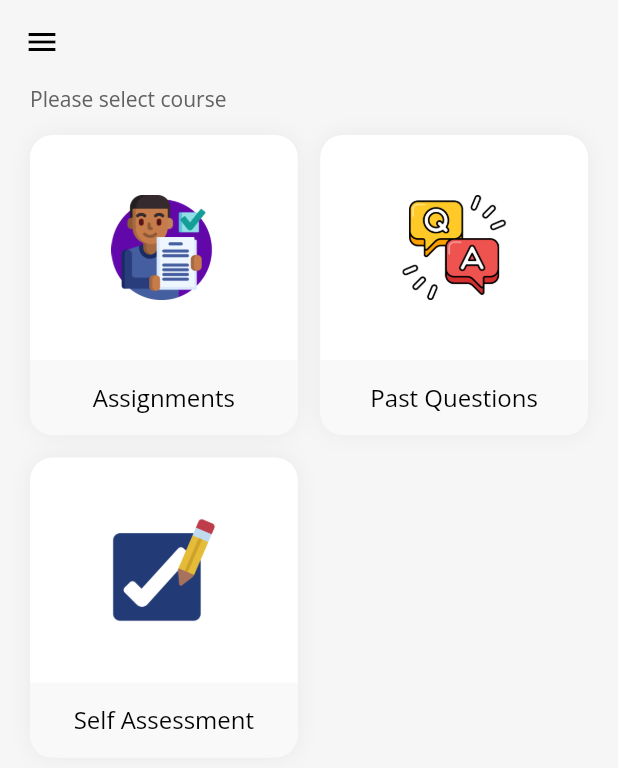
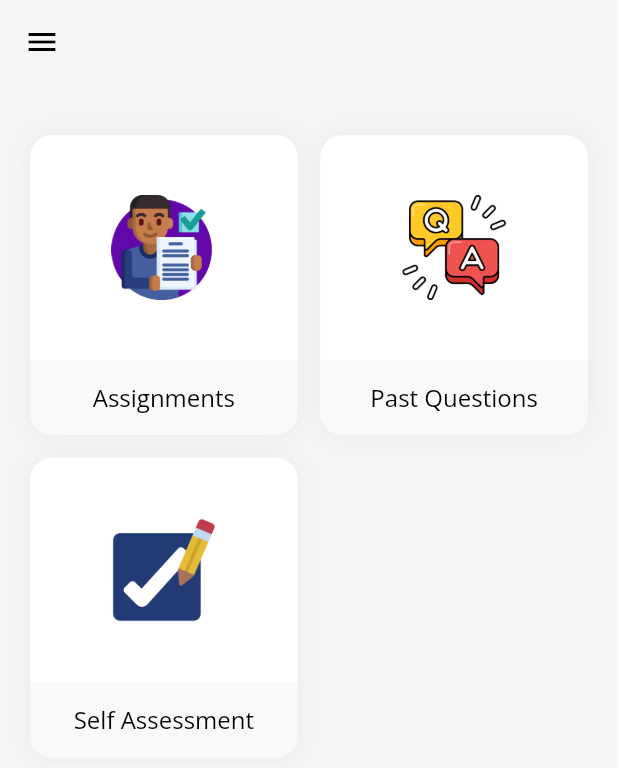
Before and after one commit to Katondev/tlmsgh_app, a Flutter app: the PracticePagePhone screen opened directly with empty values, on a phone screen of 412 x 824 dp. Shown: the top 768 px of the screen. Run offline on Flutter 3.47's test engine with Material 2 defaults, Android fonts, the phone set to English and light mode, and no system bars; our stand-ins replace cached_network_image, chewie, connectivity_plus, device_info_plus, dio, emoji_picker_flutter and 22 more; missing offline and left inert: flutter_cached_pdfview, flutter_device_type, flutter_inappwebview, in_app_update, move_to_background and 6 more; accounts and stored records are empty; network calls fail; project files that could hold a hidden picture were left out.

Commit message:
course_name_replace_subject

```diff
--- a/lib/screens/library_page/library_mobile.dart
+++ b/lib/screens/library_page/library_mobile.dart
@@ -80,6 +80,7 @@
                                       ...List.generate(
                                           ePrv.listOfSubject.length, (index) {
                                         var data = ePrv.listOfSubject[index];
+
                                         return Column(
                                           children: [
                                             GestureDetector(
--- a/lib/screens/library_page/widget/expansion_widget.dart
+++ b/lib/screens/library_page/widget/expansion_widget.dart
@@ -58,7 +58,8 @@
             flex: 10,
             child: Text(
               title,
-               overflow: TextOverflow.ellipsis,
+              maxLines: 3,
+              // overflow: TextOverflow.ellipsis,
               style: AppTextStyle.normalRegular16
                   .copyWith(fontWeight: FontWeight.w400, color: AppColors.black),
             ),
--- a/lib/screens/practice/assignment/practice_assignment_mobile.dart
+++ b/lib/screens/practice/assignment/practice_assignment_mobile.dart
@@ -73,7 +73,7 @@
                             CommonAppBar2(
                               isshowback: true,
                               title: widget.arguments.title,
-                              description: "${args.toString()} Language",
+                              description: "${args.toString()}",
                             ),
                             customHeight(15),
                             Expanded(
--- a/lib/screens/practice/controller/practice_prv.dart
+++ b/lib/screens/practice/controller/practice_prv.dart
@@ -188,13 +188,14 @@
       _setLoading(true);
       log("-------------");
       String id = await subCategoryName;
+      int uid = AppPreference().getInt(PreferencesKey.uId);
       await ApiService.instance.get(ApiRoutes.Subassignment, queryParameters: {
-      "tc_id":AppPreference().getString(PreferencesKey.tpId),
+      "tc_id":uid,
       "userType":AppPreference().getString(PreferencesKey.uType),
       "asn_category":AppPreference().getString(PreferencesKey.level),
        "asn_subCategory": id
       }).then((value) {
-        print("model-----1-${subCategoryName.toString()}");
+        print("model---ddd--1-${uid}");
         assignmentModel = AssignmentModel.fromJson(value.data);
         print("model-----2-$assignmentModel");
       });
--- a/lib/screens/practice/past_questions/past_questions_mobile.dart
+++ b/lib/screens/practice/past_questions/past_questions_mobile.dart
@@ -72,7 +72,7 @@
                               CommonAppBar2(
                                 isshowback: true,
                                 title: widget.arguments.title,
-                                description: "${args.toString()} Language",
+                                description: "${args.toString()}",
                               ),
                               customHeight(15),
                               Expanded(
--- a/lib/screens/practice/past_questions/past_questions_tablet.dart
+++ b/lib/screens/practice/past_questions/past_questions_tablet.dart
@@ -53,7 +53,7 @@
                             CommonAppBar2(
                                 isshowback: true,
                                 title: widget.arguments.title,
-                                description: "${args.toString()} Language"),
+                                description: "${args.toString()}"),
                             customHeight(15),
                             Expanded(
                               child: Container(
--- a/lib/screens/practice/practice_subject/practice_subject_mobile.dart
+++ b/lib/screens/practice/practice_subject/practice_subject_mobile.dart
@@ -148,7 +148,7 @@
                                                         "Teacher") {
                                                       if (ePrv.selectedPractice ==
                                                           0) {
-                                                             navigatorKey
+                                                            navigatorKey
                                                             .currentState
                                                             ?.pushNamed(
                                                           RoutesConst
--- a/lib/screens/practice/student/practice_phone.dart
+++ b/lib/screens/practice/student/practice_phone.dart
@@ -59,7 +59,7 @@
                     // ),
                     // h4,
                     Text(
-                      "Please select course",
+                      "",
                       style: AppTextStyle.normalRegular14.copyWith(
                         color: AppColors.textgrey,
                       ),
--- a/lib/screens/self_assessment/self_assesment_mobile.dart
+++ b/lib/screens/self_assessment/self_assesment_mobile.dart
@@ -59,7 +59,7 @@
                   child: CommonAppBar2(
                     isshowback: true,
                     title: arguments.title.toString(),
-                    description: "${args.toString()} Language",
+                    description: "${args.toString()}",
                   ),
                 ),
                 // customHeight(15),
--- a/lib/utils/Routes/student_route_arguments.dart
+++ b/lib/utils/Routes/student_route_arguments.dart
@@ -12,7 +12,7 @@
             description: "notification_news_books".tr);
       case RoutesConst.eLearning:
         return Arguments(
-            title: "library".tr, description: "Please select course".tr);
+            title: "library".tr, description: "Please select subject".tr);
       case RoutesConst.libraryeBooks:
         return Arguments(title: "E books".tr, description: "E books".tr);
       case RoutesConst.libraryvideo:
@@ -89,7 +89,7 @@
       case RoutesConst.practiceSubject:
         return Arguments(
             title: "Practice Subject".tr,
-            description: "Please select course".tr);
+            description: "Please select subject".tr);
       case RoutesConst.assignmentDetails:
         return Arguments(title: "practice".tr, description: "practice".tr);
       case RoutesConst.calender:
--- a/lib/utils/Routes/teacher_route_arguments.dart
+++ b/lib/utils/Routes/teacher_route_arguments.dart
@@ -28,7 +28,7 @@
       case RoutesConst.eLearning:
         return Arguments(
           title: "Teaching Materials".tr,
-          description: "Please select books".tr,
+          description: "Please select subject".tr,
         );
       case RoutesConst.connect:
         return Arguments(
@@ -114,7 +114,7 @@
       case RoutesConst.practiceSubject:
         return Arguments(
           title: "Practice Subject".tr,
-          description: "Please select course".tr,
+          description: "Please select subject".tr,
         );
       case RoutesConst.assignmentDetails:
         return Arguments(
```
Also changed, not shown: lib/widgets/common_appbar.dart (+10 -5 lines), 1 other file.
